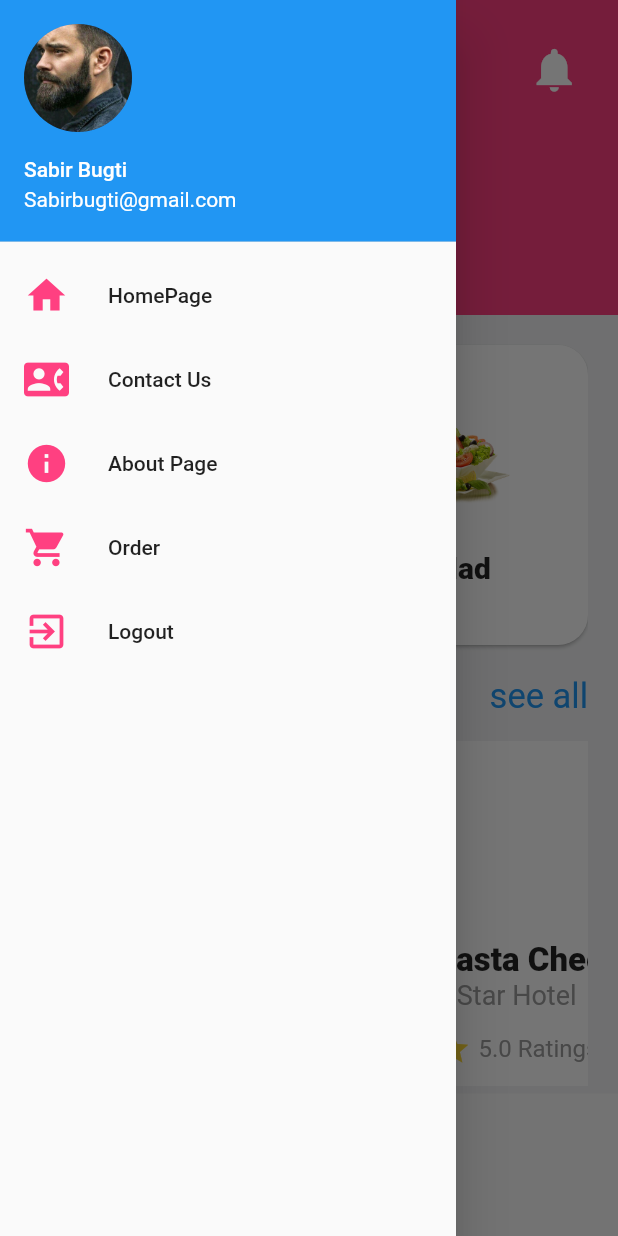
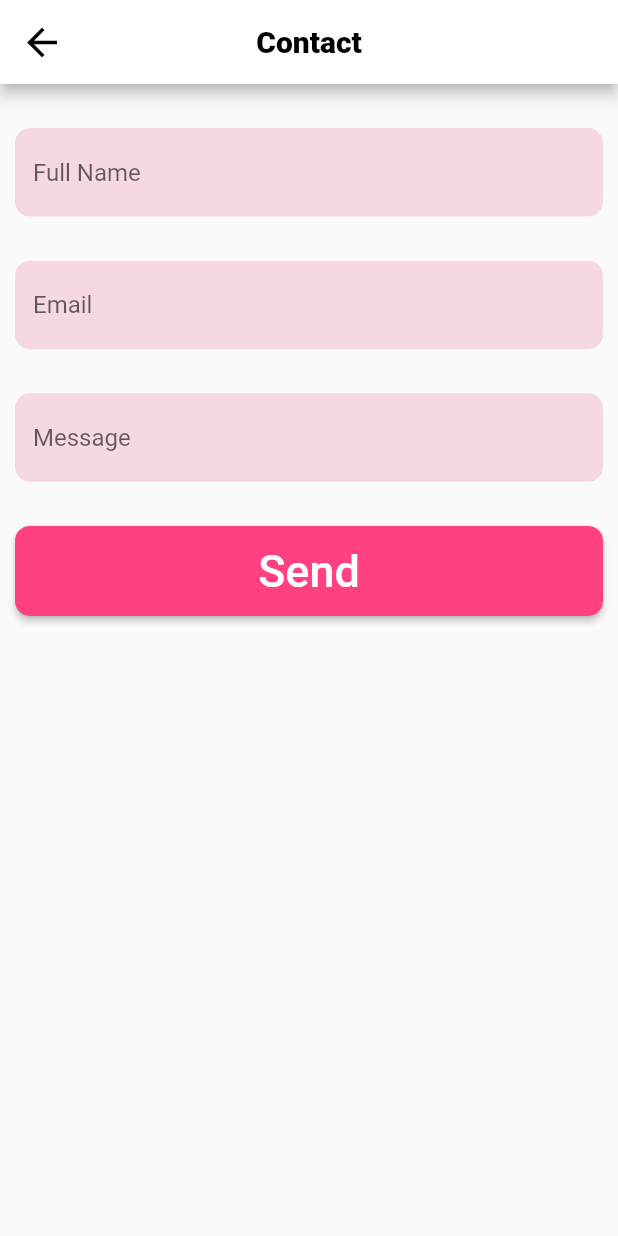
Before and after one commit to TawhidHassan/Flutter-Food-Ordering-App, a Flutter app: the screen it shows once a user with an empty profile is signed in, in the side drawer, after a tap on "Contact Us", on a phone screen of 412 x 824 dp. Run offline on Flutter 3.47's test engine with Material 2 defaults, Android fonts, the phone set to English and light mode, and no system bars; our stand-ins replace cloud_firestore, firebase_auth, firebase_core; accounts and stored records are empty.

Commit message:
make contactus and about us page design

```diff
--- /dev/null
+++ b/lib/screen/contact.dart
@@ -0,0 +1,127 @@
+import 'package:flutter/material.dart';
+import 'package:flutter_food_ordering_app/widget/MyTextFormField.dart';
+import 'package:flutter_food_ordering_app/widget/mybutton.dart';
+
+import 'homePage.dart';
+
+class Contact extends StatefulWidget {
+  static String p =
+      r'^(([^<>()[\]\\.,;:\s@\"]+(\.[^<>()[\]\\.,;:\s@\"]+)*)|(\".+\"))@((\[[0-9]{1,3}\.[0-9]{1,3}\.[0-9]{1,3}\.[0-9]{1,3}\])|(([a-zA-Z\-0-9]+\.)+[a-zA-Z]{2,}))$';
+  static RegExp regExp = new RegExp(p);
+
+  @override
+  _ContactState createState() => _ContactState();
+}
+
+class _ContactState extends State<Contact> {
+  final TextEditingController email = TextEditingController();
+  final TextEditingController fullname = TextEditingController();
+  final TextEditingController message = TextEditingController();
+
+  final GlobalKey<ScaffoldState> scaffold = GlobalKey<ScaffoldState>();
+
+  void vaildation() {
+    if (email.text.isEmpty && fullname.text.isEmpty && message.text.isEmpty) {
+      scaffold.currentState.showSnackBar(
+        SnackBar(
+          content: Text("All Fleid Is Empty"),
+        ),
+      );
+    } else if (fullname.text.isEmpty) {
+      scaffold.currentState.showSnackBar(
+        SnackBar(
+          content: Text("FullName Is Empty"),
+        ),
+      );
+    } else if (email.text.isEmpty) {
+      scaffold.currentState.showSnackBar(
+        SnackBar(
+          content: Text("Email Is Empty"),
+        ),
+      );
+    } else if (!Contact.regExp.hasMatch(email.text)) {
+      scaffold.currentState.showSnackBar(
+        SnackBar(
+          content: Text("Email Is Not Vaild"),
+        ),
+      );
+    } else if (message.text.isEmpty) {
+      scaffold.currentState.showSnackBar(
+        SnackBar(
+          content: Text("Message Is Empty"),
+        ),
+      );
+    } else {}
+  }
+
+  @override
+  Widget build(BuildContext context) {
+    return Scaffold(
+      resizeToAvoidBottomInset: false,
+      key: scaffold,
+      appBar: AppBar(
+        leading: IconButton(
+          icon: Icon(
+            Icons.arrow_back,
+            color: Colors.black,
+            size: 30,
+          ),
+          onPressed: () {
+            Navigator.of(context).pushReplacement(
+              MaterialPageRoute(
+                builder: (ctx) => HomePage(),
+              ),
+            );
+          },
+        ),
+        centerTitle: true,
+        backgroundColor: Colors.white,
+        title: Text(
+          "Contact",
+          style: TextStyle(
+            fontSize: 20,
+            color: Colors.black,
+            fontWeight: FontWeight.w900,
+          ),
+        ),
+      ),
+      body: Container(
+        padding: EdgeInsets.symmetric(horizontal: 10),
+        child: Column(
+          children: [
+            Expanded(
+              child: Container(
+                child: Column(
+                  mainAxisAlignment: MainAxisAlignment.spaceEvenly,
+                  children: [
+                    MyTextFormField(
+                      controller: fullname,
+                      title: "Full Name",
+                    ),
+                    MyTextFormField(
+                      controller: email,
+                      title: "Email",
+                    ),
+                    MyTextFormField(
+                      controller: message,
+                      title: "Message",
+                    ),
+                    MyButton(
+                      name: "Send",
+                      onPressed: () {
+                        vaildation();
+                      },
+                    )
+                  ],
+                ),
+              ),
+            ),
+            Expanded(
+              child: Container(),
+            ),
+          ],
+        ),
+      ),
+    );
+  }
+}
--- a/lib/screen/homePage.dart
+++ b/lib/screen/homePage.dart
@@ -3,6 +3,9 @@ import 'package:firebase_core/firebase_core.dart';
 import 'package:flutter/cupertino.dart';
 import 'package:flutter/material.dart';
 import 'package:flutter_food_ordering_app/screen/login_page.dart';
+
+import 'about.dart';
+import 'contact.dart';
 class HomePage extends StatelessWidget {
   Widget _buildSingleFeature({
     context,
@@ -129,7 +132,7 @@ class HomePage extends StatelessWidget {
         children: [
           Container(
             margin: EdgeInsets.symmetric(horizontal: 20, vertical: 20),
-            height: 50,
+            height: 10,
             child: Row(
               mainAxisAlignment: MainAxisAlignment.spaceBetween,
               children: [
@@ -160,15 +163,15 @@ class HomePage extends StatelessWidget {
               child: Column(
                 children: [
                   Container(
-                    height: 120,
+                    height:90,
                     padding: EdgeInsets.symmetric(horizontal: 20),
                     child: Row(
                       children: [
                         CircleAvatar(
-                          maxRadius: 45,
+                          maxRadius:30,
                           backgroundColor: Colors.white,
                           child: CircleAvatar(
-                            maxRadius: 40,
+                            maxRadius: 25,
                             backgroundImage:
                             AssetImage("images/profileimage.jpg"),
                           ),
@@ -333,7 +336,11 @@ class HomePage extends StatelessWidget {
           ),
           ListTile(
             onTap: () {
-
+              Navigator.of(context).pushReplacement(
+                MaterialPageRoute(
+                  builder: (ctx) => Contact(),
+                ),
+              );
             },
             leading: Icon(
               Icons.contact_phone,
@@ -343,6 +350,13 @@ class HomePage extends StatelessWidget {
             title: Text("Contact Us"),
           ),
           ListTile(
+            onTap: () {
+              Navigator.of(context).pushReplacement(
+                MaterialPageRoute(
+                  builder: (ctx) => About(),
+                ),
+              );
+            },
             leading: Icon(
               Icons.info,
               size: 30,
```
Also changed, not shown: lib/screen/about.dart (added, +44 -0 lines).
